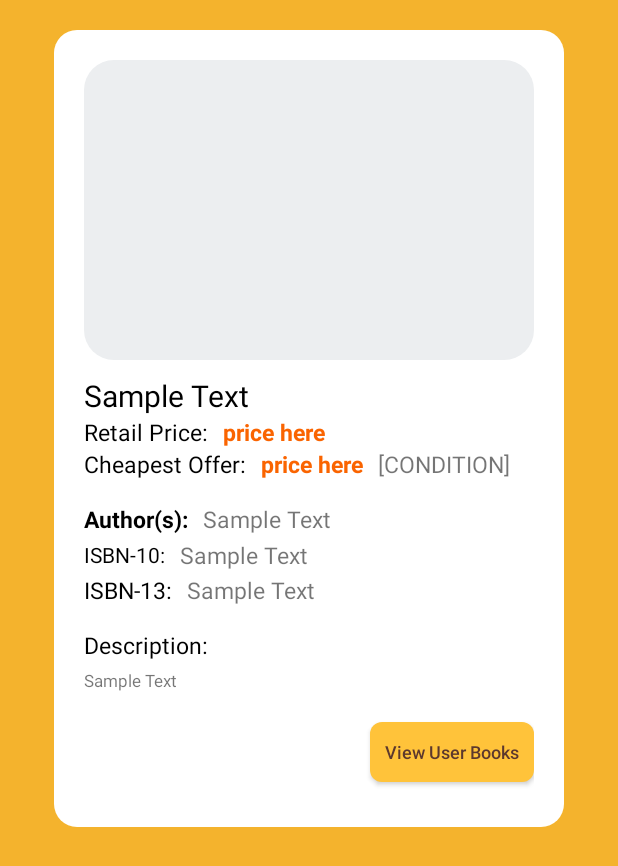
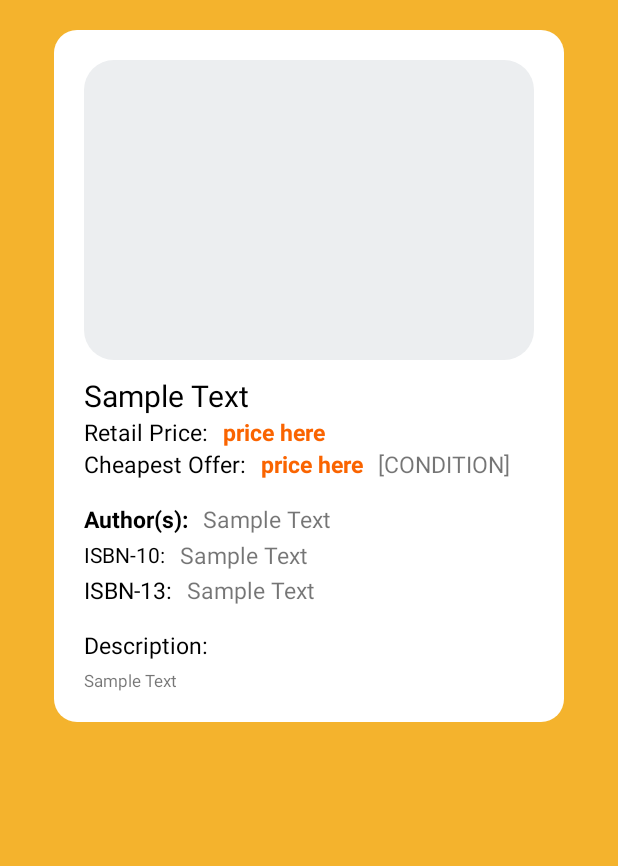
Before and after one commit to BonfireBooks/BonfireBooks, an Android app: the layout fragment_book_details.xml on its own in the app's theme, with its tools: preview values and no code run, on a phone screen of 412 x 824 dp. Shown: the top 866 px of the screen. Run offline under Robolectric (Android 15) with nearby library versions, the phone set to English and light mode, and no system bars.

Commit message:
BookDetails added check for view all books button

```diff
--- a/app/src/main/res/layout/fragment_book_details.xml
+++ b/app/src/main/res/layout/fragment_book_details.xml
@@ -195,7 +195,6 @@
                 app:layout_constraintLeft_toLeftOf="@id/txtV_book_description"
                 app:layout_constraintTop_toBottomOf="@id/txtV_book_description" />
 
-
             <Button
                 android:id="@+id/btn_view_uBooks"
                 android:layout_width="wrap_content"
@@ -206,8 +205,28 @@
                 android:padding="10dp"
                 android:text="@string/view_user_books"
                 android:textAllCaps="false"
+                android:visibility="gone"
                 android:textColor="@color/logo_brown"
                 android:textSize="12sp"
+                app:layout_constraintBottom_toBottomOf="parent"
+                app:layout_constraintRight_toRightOf="parent"
+                app:layout_constraintTop_toBottomOf="@id/txtV_book_description_edit" />
+
+            <Button
+                android:id="@+id/btn_view_uBooks_disabled"
+                android:layout_width="wrap_content"
+                android:layout_height="40dp"
+                android:layout_marginTop="20dp"
+                android:layout_marginBottom="10dp"
+                android:background="@drawable/buttons_orange"
+                android:backgroundTint="@color/btn_outline_gray"
+                android:padding="10dp"
+                android:text="@string/view_user_books"
+                android:textAllCaps="false"
+                android:clickable="false"
+                android:textColor="@color/logo_brown"
+                android:textSize="12sp"
+                android:visibility="gone"
                 app:layout_constraintBottom_toBottomOf="parent"
                 app:layout_constraintRight_toRightOf="parent"
                 app:layout_constraintTop_toBottomOf="@id/txtV_book_description_edit" />
```
Also changed, not shown: app/src/main/java/com/example/bonfirebooks/BookDetailsFragment.java (+26 -0 lines).
